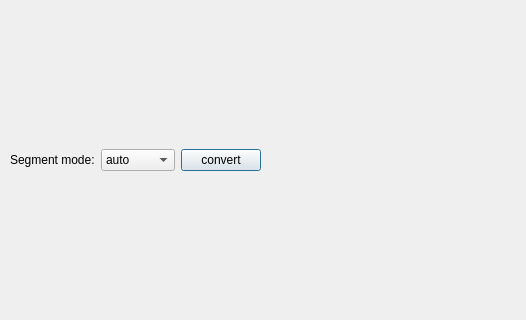
Before: the Qt Designer form icurve_v2.1/icurve/resource/icv_cli_parser.ui in Sunfe/icurve, drawn with Qt 5; both pictures show x 0 to 526 and y 155 to 475 of the 964 by 580 pixel window.
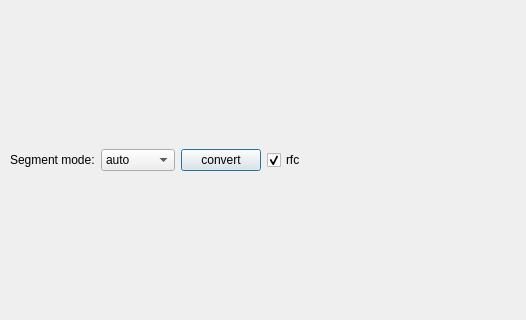
After: the same form once the commit is applied.

Commit message: cli-parser, rfc supported.20161029-12:32

Diff of the .ui file:
```diff
--- a/icurve_v2.1/icurve/resource/icv_cli_parser.ui
+++ b/icurve_v2.1/icurve/resource/icv_cli_parser.ui
@@ -37,7 +37,7 @@
       </property>
      </widget>
     </item>
-    <item row="1" column="3">
+    <item row="1" column="4">
      <spacer name="horizontalSpacer">
       <property name="orientation">
        <enum>Qt::Horizontal</enum>
@@ -87,6 +87,22 @@
       </item>
      </widget>
     </item>
+    <item row="1" column="3">
+     <widget class="QCheckBox" name="checkBoxRfc">
+      <property name="sizePolicy">
+       <sizepolicy hsizetype="Maximum" vsizetype="Fixed">
+        <horstretch>0</horstretch>
+        <verstretch>0</verstretch>
+       </sizepolicy>
+      </property>
+      <property name="text">
+       <string>rfc</string>
+      </property>
+      <property name="checked">
+       <bool>true</bool>
+      </property>
+     </widget>
+    </item>
    </layout>
   </widget>
   <widget class="QWidget" name="horizontalLayoutWidget">
```
Left out of the diff: 2 changed lines with no effect on the pictures. The commit also changes 7 other files.
